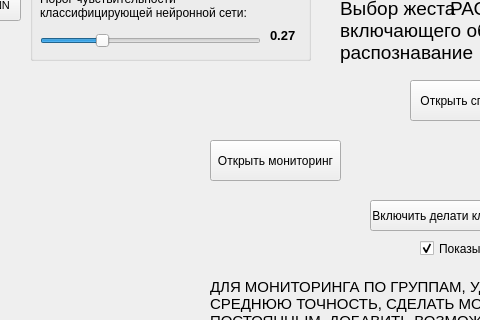
This is mainwindow.ui in GamesIS/HandGestureRecognitionVer2 as Qt 5 draws it before an edit; both pictures show x 220 to 700 and y 250 to 570 of the 810 by 671 pixel window. The edited form follows.
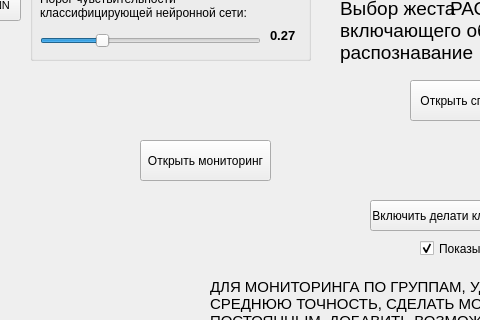
This is the edited form.

```diff
--- a/mainwindow.ui
+++ b/mainwindow.ui
@@ -53,7 +53,7 @@
    <widget class="QPushButton" name="startDetection_2">
     <property name="geometry">
      <rect>
-      <x>430</x>
+      <x>360</x>
       <y>390</y>
       <width>131</width>
       <height>41</height>
```
Left out of the diff: 2 changed lines with no effect on the pictures.
